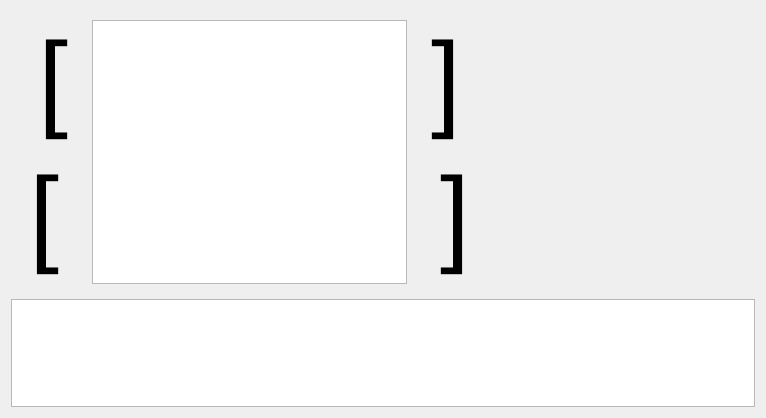
Qt form guess.ui (Keysoz/Numerical_Analysis) before a commit.
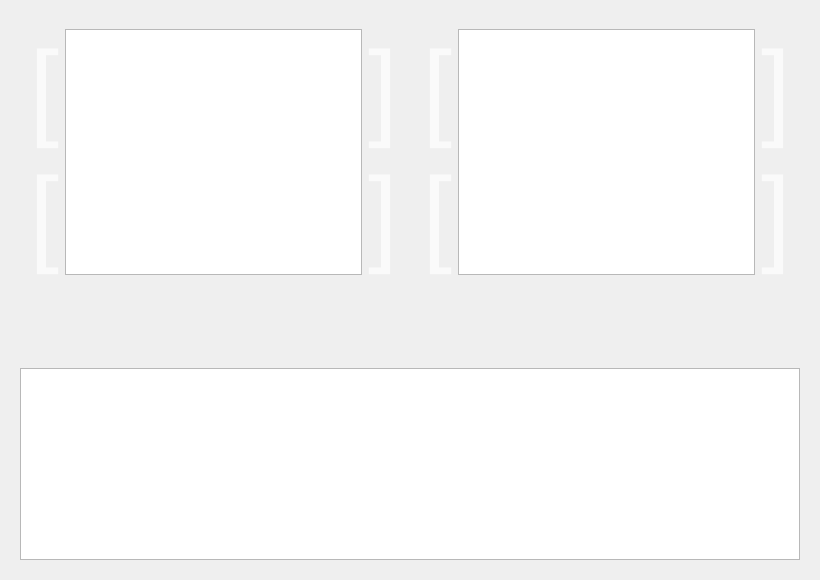
The same form after that commit. Icons and pictures are not drawn.

Patch:
```diff
--- a/guess.ui
+++ b/guess.ui
@@ -6,39 +6,84 @@
    <rect>
     <x>0</x>
     <y>0</y>
-    <width>766</width>
-    <height>418</height>
+    <width>820</width>
+    <height>580</height>
    </rect>
   </property>
   <property name="windowTitle">
    <string>Form</string>
   </property>
+  <property name="styleSheet">
+   <string notr="true">#guess{
+	background-image: url(:/imgs/imgs/WhatsApp Image 2023-05-11 at 14.12.52.jpg);
+}
+#widget, #r_editor, #l_editor, #res_editor{
+	background-image: url(:/imgs/imgs/WhatsApp Image 2023-05-11 at 14.12.52.jpg);
+	color: rgba(255, 255, 255, 180);
+}
+QLabel{
+	color: rgba(255, 255, 255, 180)
+}</string>
+  </property>
   <layout class="QGridLayout" name="gridLayout">
    <item row="0" column="0">
-    <layout class="QHBoxLayout" name="horizontalLayout">
-     <item>
-      <widget class="QWidget" name="widget" native="true">
-       <layout class="QGridLayout" name="gridLayout_2">
-        <item row="0" column="0">
-         <widget class="QLabel" name="label">
-          <property name="font">
-           <font>
-            <pointsize>80</pointsize>
-           </font>
-          </property>
-          <property name="text">
-           <string>[</string>
-          </property>
-          <property name="alignment">
-           <set>Qt::AlignRight|Qt::AlignTop|Qt::AlignTrailing</set>
-          </property>
-         </widget>
-        </item>
-        <item row="1" column="0">
-         <widget class="QWidget" name="widget_5" native="true">
-          <layout class="QGridLayout" name="gridLayout_5">
+    <widget class="QWidget" name="widget" native="true">
+     <layout class="QGridLayout" name="gridLayout_2">
+      <item row="0" column="0">
+       <layout class="QHBoxLayout" name="horizontalLayout">
+        <item>
+         <widget class="QWidget" name="widget_2" native="true">
+          <layout class="QGridLayout" name="gridLayout_6">
+           <item row="1" column="2">
+            <widget class="QLabel" name="rb_lbl">
+             <property name="font">
+              <font>
+               <pointsize>80</pointsize>
+              </font>
+             </property>
+             <property name="text">
+              <string>]</string>
+             </property>
+             <property name="alignment">
+              <set>Qt::AlignLeading|Qt::AlignLeft|Qt::AlignTop</set>
+             </property>
+            </widget>
+           </item>
+           <item row="0" column="1" rowspan="2">
+            <widget class="QTextBrowser" name="l_editor">
+             <property name="font">
+              <font>
+               <pointsize>16</pointsize>
+               <weight>75</weight>
+               <bold>true</bold>
+              </font>
+             </property>
+             <property name="html">
+              <string>&lt;!DOCTYPE HTML PUBLIC &quot;-//W3C//DTD HTML 4.0//EN&quot; &quot;http://www.w3.org/TR/REC-html40/strict.dtd&quot;&gt;
+&lt;html&gt;&lt;head&gt;&lt;meta name=&quot;qrichtext&quot; content=&quot;1&quot; /&gt;&lt;style type=&quot;text/css&quot;&gt;
+p, li { white-space: pre-wrap; }
+&lt;/style&gt;&lt;/head&gt;&lt;body style=&quot; font-family:'MS Shell Dlg 2'; font-size:16pt; font-weight:600; font-style:normal;&quot;&gt;
+&lt;p align=&quot;center&quot; style=&quot;-qt-paragraph-type:empty; margin-top:0px; margin-bottom:0px; margin-left:0px; margin-right:0px; -qt-block-indent:0; text-indent:0px;&quot;&gt;&lt;br /&gt;&lt;/p&gt;&lt;/body&gt;&lt;/html&gt;</string>
+             </property>
+            </widget>
+           </item>
+           <item row="0" column="2">
+            <widget class="QLabel" name="rt_lbl">
+             <property name="font">
+              <font>
+               <pointsize>80</pointsize>
+              </font>
+             </property>
+             <property name="text">
+              <string>]</string>
+             </property>
+             <property name="alignment">
+              <set>Qt::AlignLeading|Qt::AlignLeft|Qt::AlignTop</set>
+             </property>
+            </widget>
+           </item>
            <item row="0" column="0">
-            <widget class="QLabel" name="label_4">
+            <widget class="QLabel" name="lt_lbl">
              <property name="font">
               <font>
                <pointsize>80</pointsize>
@@ -52,50 +97,68 @@
              </property>
             </widget>
            </item>
+           <item row="1" column="0">
+            <widget class="QLabel" name="lb_lbl">
+             <property name="font">
+              <font>
+               <pointsize>80</pointsize>
+              </font>
+             </property>
+             <property name="text">
+              <string>[</string>
+             </property>
+             <property name="alignment">
+              <set>Qt::AlignRight|Qt::AlignTop|Qt::AlignTrailing</set>
+             </property>
+            </widget>
+           </item>
           </layout>
          </widget>
         </item>
-       </layout>
-      </widget>
-     </item>
-     <item>
-      <widget class="QWidget" name="widget_2" native="true">
-       <layout class="QGridLayout" name="gridLayout_6">
-        <item row="0" column="0">
-         <widget class="QTextBrowser" name="matrix_editor">
-          <property name="font">
-           <font>
-            <pointsize>16</pointsize>
-            <weight>75</weight>
-            <bold>true</bold>
-           </font>
-          </property>
-          <property name="html">
-           <string>&lt;!DOCTYPE HTML PUBLIC &quot;-//W3C//DTD HTML 4.0//EN&quot; &quot;http://www.w3.org/TR/REC-html40/strict.dtd&quot;&gt;
+        <item>
+         <widget class="QWidget" name="widget_3" native="true">
+          <layout class="QGridLayout" name="gridLayout_3">
+           <item row="1" column="2" rowspan="2">
+            <widget class="QTextBrowser" name="r_editor">
+             <property name="font">
+              <font>
+               <pointsize>16</pointsize>
+               <weight>75</weight>
+               <bold>true</bold>
+              </font>
+             </property>
+             <property name="html">
+              <string>&lt;!DOCTYPE HTML PUBLIC &quot;-//W3C//DTD HTML 4.0//EN&quot; &quot;http://www.w3.org/TR/REC-html40/strict.dtd&quot;&gt;
 &lt;html&gt;&lt;head&gt;&lt;meta name=&quot;qrichtext&quot; content=&quot;1&quot; /&gt;&lt;style type=&quot;text/css&quot;&gt;
 p, li { white-space: pre-wrap; }
 &lt;/style&gt;&lt;/head&gt;&lt;body style=&quot; font-family:'MS Shell Dlg 2'; font-size:16pt; font-weight:600; font-style:normal;&quot;&gt;
 &lt;p align=&quot;center&quot; style=&quot;-qt-paragraph-type:empty; margin-top:0px; margin-bottom:0px; margin-left:0px; margin-right:0px; -qt-block-indent:0; text-indent:0px;&quot;&gt;&lt;br /&gt;&lt;/p&gt;&lt;/body&gt;&lt;/html&gt;</string>
-          </property>
-         </widget>
-        </item>
-       </layout>
-      </widget>
-     </item>
-     <item>
-      <widget class="QWidget" name="widget_3" native="true">
-       <layout class="QGridLayout" name="gridLayout_3">
-        <item row="1" column="0">
-         <widget class="QWidget" name="widget_4" native="true">
-          <layout class="QGridLayout" name="gridLayout_4">
-           <item row="0" column="0">
-            <widget class="QLabel" name="label_3">
+             </property>
+            </widget>
+           </item>
+           <item row="2" column="1">
+            <widget class="QLabel" name="lb_lbl_2">
              <property name="font">
               <font>
                <pointsize>80</pointsize>
               </font>
              </property>
              <property name="text">
+              <string>[</string>
+             </property>
+             <property name="alignment">
+              <set>Qt::AlignRight|Qt::AlignTop|Qt::AlignTrailing</set>
+             </property>
+            </widget>
+           </item>
+           <item row="1" column="3">
+            <widget class="QLabel" name="rt_lbl_2">
+             <property name="font">
+              <font>
+               <pointsize>80</pointsize>
+              </font>
+             </property>
+             <property name="text">
               <string>]</string>
              </property>
              <property name="alignment">
@@ -103,58 +166,73 @@
              </property>
             </widget>
            </item>
+           <item row="1" column="1">
+            <widget class="QLabel" name="lt_lbl_2">
+             <property name="font">
+              <font>
+               <pointsize>80</pointsize>
+              </font>
+             </property>
+             <property name="text">
+              <string>[</string>
+             </property>
+             <property name="alignment">
+              <set>Qt::AlignRight|Qt::AlignTop|Qt::AlignTrailing</set>
+             </property>
+            </widget>
+           </item>
+           <item row="2" column="3">
+            <widget class="QLabel" name="rb_lbl_2">
+             <property name="font">
+              <font>
+               <pointsize>80</pointsize>
+              </font>
+             </property>
+             <property name="text">
+              <string>]</string>
+             </property>
+             <property name="alignment">
+              <set>Qt::AlignLeading|Qt::AlignLeft|Qt::AlignTop</set>
+             </property>
+            </widget>
+           </item>
           </layout>
          </widget>
         </item>
-        <item row="0" column="0">
-         <widget class="QLabel" name="label_2">
-          <property name="font">
-           <font>
-            <pointsize>80</pointsize>
-           </font>
-          </property>
-          <property name="text">
-           <string>]</string>
-          </property>
-          <property name="alignment">
-           <set>Qt::AlignLeading|Qt::AlignLeft|Qt::AlignTop</set>
-          </property>
-         </widget>
-        </item>
-        <item row="0" column="1">
-         <spacer name="horizontalSpacer">
-          <property name="orientation">
-           <enum>Qt::Horizontal</enum>
-          </property>
-          <property name="sizeHint" stdset="0">
-           <size>
-            <width>40</width>
-            <height>20</height>
-           </size>
-          </property>
-         </spacer>
-        </item>
        </layout>
-      </widget>
-     </item>
-    </layout>
-   </item>
-   <item row="1" column="0">
-    <widget class="QTextBrowser" name="res_editor">
-     <property name="font">
-      <font>
-       <pointsize>16</pointsize>
-       <weight>75</weight>
-       <bold>true</bold>
-      </font>
-     </property>
-     <property name="html">
-      <string>&lt;!DOCTYPE HTML PUBLIC &quot;-//W3C//DTD HTML 4.0//EN&quot; &quot;http://www.w3.org/TR/REC-html40/strict.dtd&quot;&gt;
+      </item>
+      <item row="1" column="0">
+       <spacer name="verticalSpacer">
+        <property name="orientation">
+         <enum>Qt::Vertical</enum>
+        </property>
+        <property name="sizeHint" stdset="0">
+         <size>
+          <width>20</width>
+          <height>53</height>
+         </size>
+        </property>
+       </spacer>
+      </item>
+      <item row="2" column="0">
+       <widget class="QTextBrowser" name="res_editor">
+        <property name="font">
+         <font>
+          <pointsize>16</pointsize>
+          <weight>75</weight>
+          <bold>true</bold>
+         </font>
+        </property>
+        <property name="html">
+         <string>&lt;!DOCTYPE HTML PUBLIC &quot;-//W3C//DTD HTML 4.0//EN&quot; &quot;http://www.w3.org/TR/REC-html40/strict.dtd&quot;&gt;
 &lt;html&gt;&lt;head&gt;&lt;meta name=&quot;qrichtext&quot; content=&quot;1&quot; /&gt;&lt;style type=&quot;text/css&quot;&gt;
 p, li { white-space: pre-wrap; }
 &lt;/style&gt;&lt;/head&gt;&lt;body style=&quot; font-family:'MS Shell Dlg 2'; font-size:16pt; font-weight:600; font-style:normal;&quot;&gt;
 &lt;p align=&quot;center&quot; style=&quot;-qt-paragraph-type:empty; margin-top:0px; margin-bottom:0px; margin-left:0px; margin-right:0px; -qt-block-indent:0; text-indent:0px;&quot;&gt;&lt;br /&gt;&lt;/p&gt;&lt;/body&gt;&lt;/html&gt;</string>
-     </property>
+        </property>
+       </widget>
+      </item>
+     </layout>
     </widget>
    </item>
   </layout>
```
Left out of the diff: 4 changed lines with no effect on the pictures.
